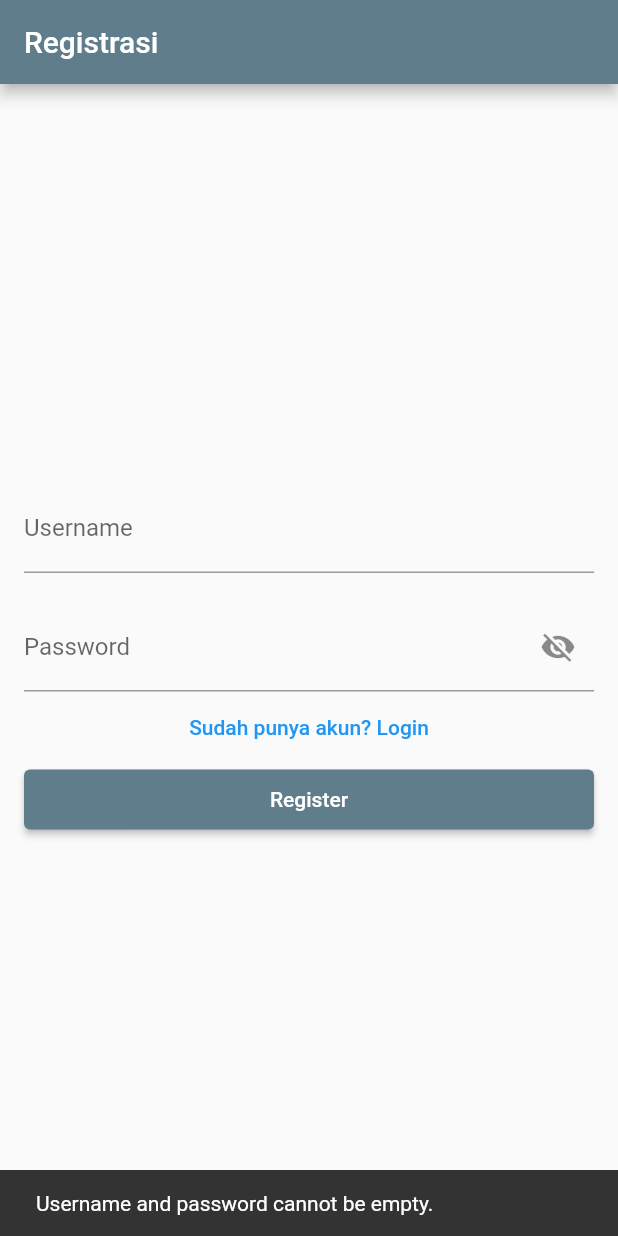
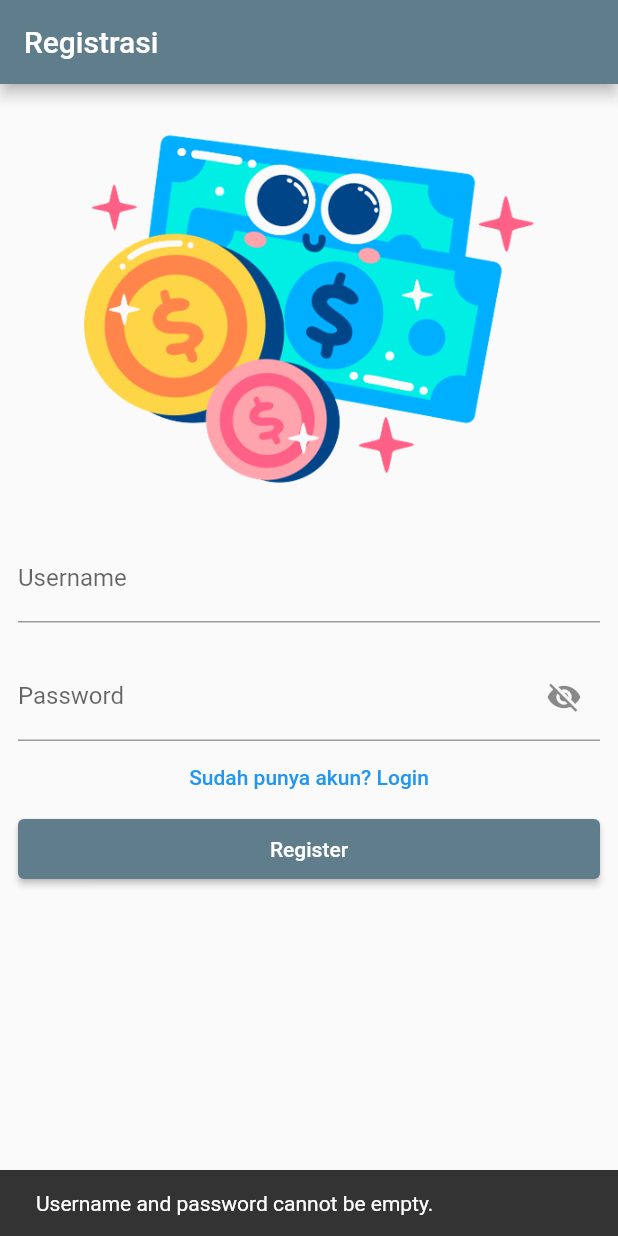
Before and after one commit to GalihPrev/flutter_sertifikasi_lsp_2023_galihpreviand, a Flutter app: the Register screen opened directly, after a tap on "Register", on a phone screen of 412 x 824 dp. Run offline on Flutter 3.47's test engine with Material 2 defaults, Android fonts, the phone set to English and light mode, and no system bars; our stand-ins replace fl_chart, font_awesome_flutter, quickalert, sqflite; accounts and stored records are empty.

Commit message:
Fix Register

```diff
--- a/lib/Auth/register.dart
+++ b/lib/Auth/register.dart
@@ -26,11 +26,21 @@ class _RegisterState extends State<Register> {
         title: const Text('Registrasi'),
         automaticallyImplyLeading: false,
       ),
-      body: Padding(
-        padding: const EdgeInsets.all(16.0),
+      body: SingleChildScrollView(
+        controller: ScrollController(),
+        child: Padding(
+          padding: const EdgeInsets.only(left: 12, right: 12),
           child: Column(
             mainAxisAlignment: MainAxisAlignment.center,
             children: <Widget>[
+              Align(
+                alignment: Alignment.topCenter,
+                child: Image.asset(
+                  'assets/images/money.png',
+                  width: 300,
+                  height: 300,
+                ),
+              ),
               TextField(
                 controller: _usernameController,
                 decoration: const InputDecoration(labelText: 'Username'),
@@ -57,7 +67,6 @@ class _RegisterState extends State<Register> {
               ),
               TextButton(
                 onPressed: () {
-                // Navigasi ke halaman registrasi ketika tombol ditekan
                   Navigator.push(
                     context,
                     MaterialPageRoute(builder: (context) => const LoginPage()),
@@ -77,19 +86,19 @@ class _RegisterState extends State<Register> {
                     try {
                       await _dbHelper.register(username, password);
 
-                    final user = User(
-                        username, password, username: '');
+                      final user = User(username, password, username: '');
                       _userProvider.setUser(user);
 
                       _showSuccessAlert(username);
                     } catch (e) {
+                      // ignore: use_build_context_synchronously
                       _showErrorAlert(context);
                       _usernameController.clear();
                       _passwordController.clear();
                     }
                   } else {
                     ScaffoldMessenger.of(context).showSnackBar(
-                    SnackBar(
+                      const SnackBar(
                         content: Text('Username and password cannot be empty.'),
                       ),
                     );
@@ -105,6 +114,7 @@ class _RegisterState extends State<Register> {
             ],
           ),
         ),
+      ),
     );
   }
 
@@ -115,7 +125,7 @@ class _RegisterState extends State<Register> {
       text: "Welcome, $username",
       type: QuickAlertType.success,
     ).then((_) {
-      // Navigasi ke halaman login atau halaman lain jika perlu
+      // Navigasi ke halaman login
       Navigator.push(
         context,
         MaterialPageRoute(builder: (context) => const LoginPage()),
```
Lines whose indentation alone changed are shown as unchanged.
